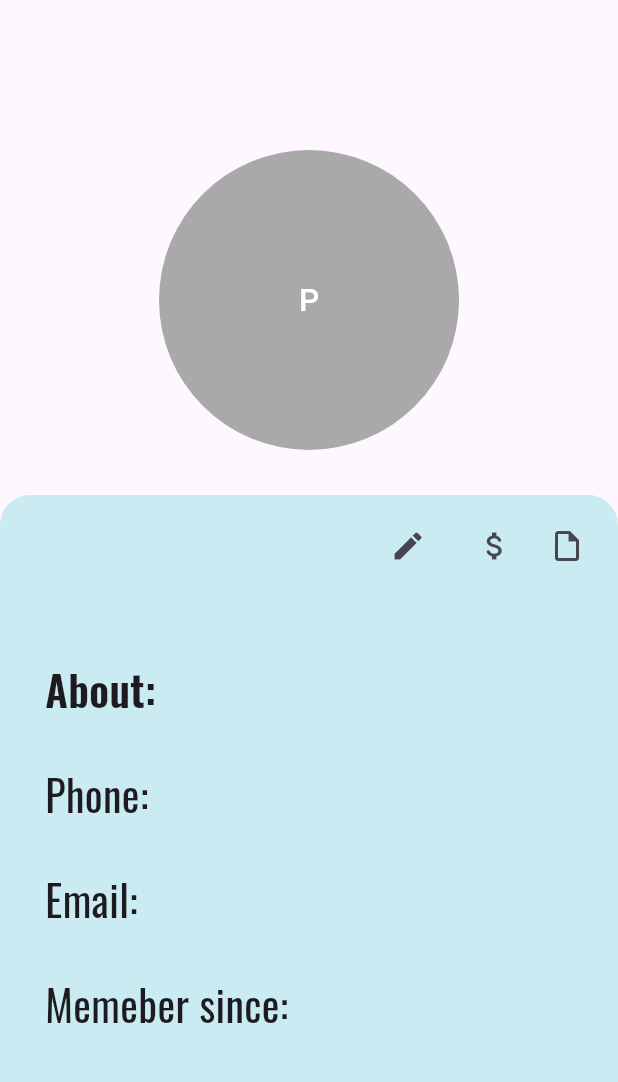
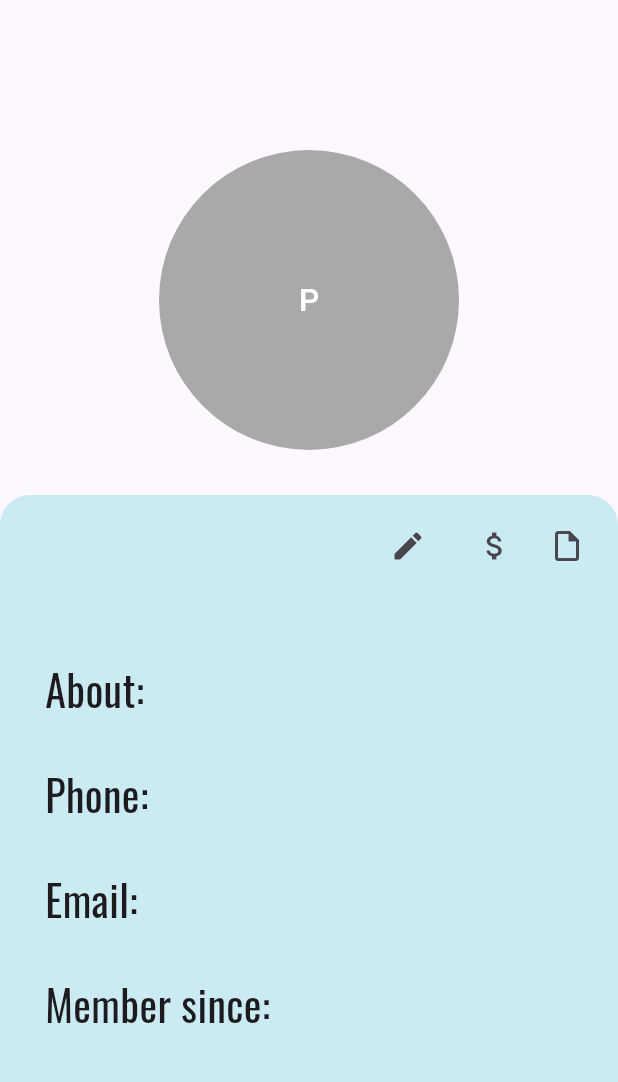
Before and after one commit to htthuyen/senior_design, a Flutter app: the DonorProfilePage screen opened by its route, on a phone screen of 412 x 824 dp, the part 84-1166 px from its top. Run offline on Flutter 3.47's test engine with Material 3 defaults, Android fonts, the phone set to English and light mode, and no system bars; our stand-ins replace firebase_analytics, firebase_auth, firebase_core, firebase_database, firebase_messaging, google_fonts and 2 more; missing offline and left inert: dart:html, dart:js_interop; accounts and stored records are empty.

Commit message:
fixed issues in profile pages

```diff
--- a/lib/webpages/company_donor/companyprofilepage.dart
+++ b/lib/webpages/company_donor/companyprofilepage.dart
@@ -259,7 +259,7 @@ class _CompanyProfilePageState extends State<CompanyProfilePage> {
                         SizedBox(height: 30),
                         Text(
                           'Company Info: ' + companyInfo,
-                          style: GoogleFonts.oswald(fontSize: 28, fontWeight: FontWeight.w600),
+                          style: GoogleFonts.oswald(fontSize: 28, fontWeight: FontWeight.w400),
                         ),
                         SizedBox(height: 30),
                         Text(
--- a/lib/webpages/company_donor/donorprofile.dart
+++ b/lib/webpages/company_donor/donorprofile.dart
@@ -235,7 +235,7 @@ class _DonorProfilePageState extends State<DonorProfilePage> {
                     SizedBox(height: 30),
                     Text(
                       'About: ' + companyInfo,
-                      style: GoogleFonts.oswald(fontSize: 28, fontWeight: FontWeight.w600),
+                      style: GoogleFonts.oswald(fontSize: 28, fontWeight: FontWeight.w400),
                     ),
                     SizedBox(height: 30),
                     Text(
@@ -249,7 +249,7 @@ class _DonorProfilePageState extends State<DonorProfilePage> {
                     ),
                     SizedBox(height: 30),
                     Text(
-                      'Memeber since: $member',
+                      'Member since: $member',
                       style: GoogleFonts.oswald(fontSize: 28),
                     ),
                   ],
--- a/lib/webpages/np/npprofilepage.dart
+++ b/lib/webpages/np/npprofilepage.dart
@@ -335,11 +335,11 @@ class _NPProfilePageState extends State<NPProfilePage> {
                         SizedBox(height: 30),
                         Text(
                           'About: ' + aboutUs,
-                          style: GoogleFonts.oswald(fontSize: 28, fontWeight: FontWeight.w600, color:Color(0x555555).withOpacity(1))
+                          style: GoogleFonts.oswald(fontSize: 28, fontWeight: FontWeight.w400, color:Color(0x555555).withOpacity(1))
                         ),
                         SizedBox(height: 30),
                         Text(
-                          'Email:' + email,
+                          'Email: ' + email,
                           style: GoogleFonts.oswald(fontSize: 28, color:Color(0x555555).withOpacity(1))
                         ),
                         SizedBox(height: 30),
```
